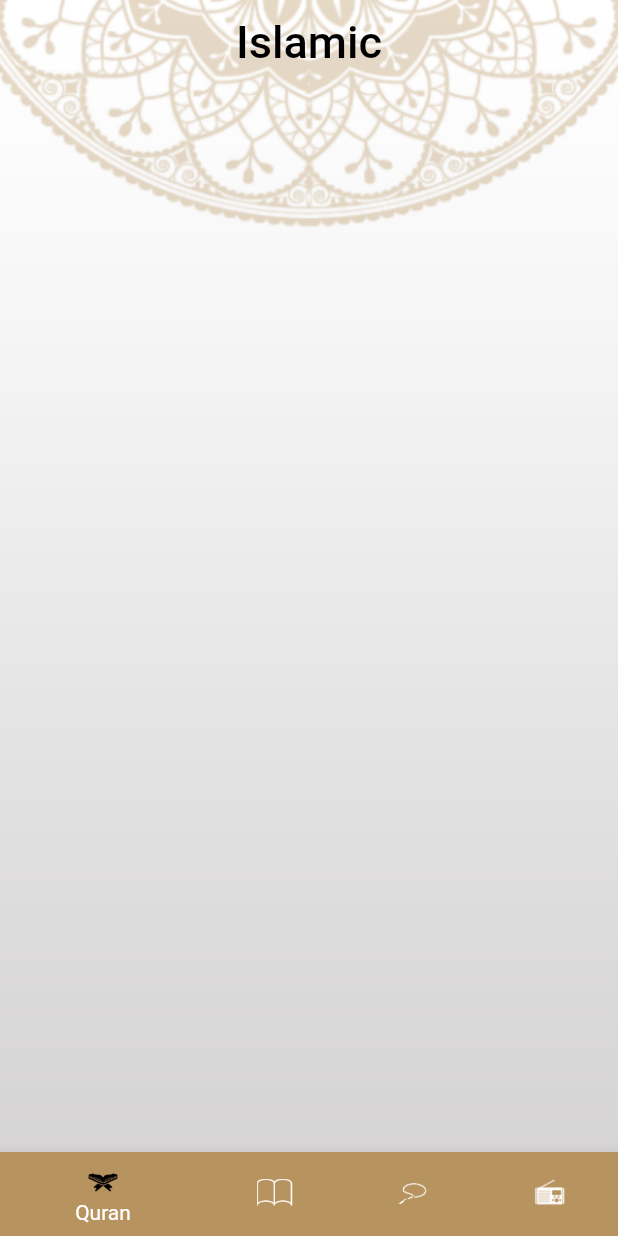
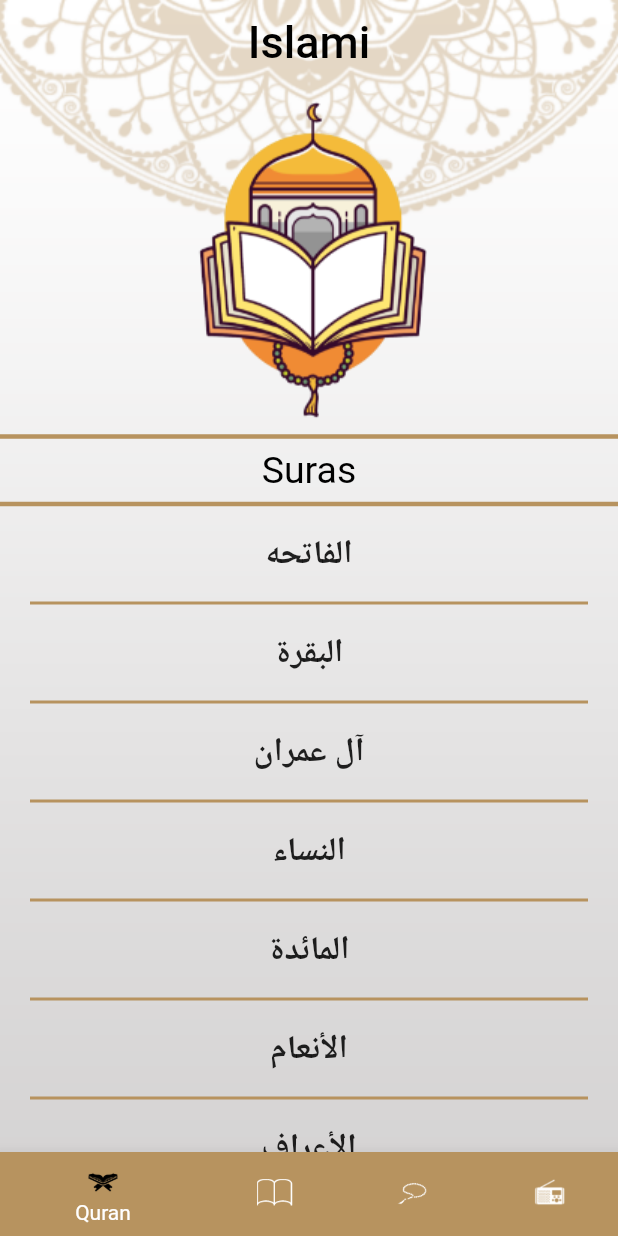
Before and after one commit to AhmedAboNashy/islamic_app, a Flutter app: the screen it shows after launch, on a phone screen of 412 x 824 dp. Run offline on Flutter 3.47's test engine with Material 2 defaults, Android fonts, the phone set to English and light mode, and no system bars.

Commit message:
initial project. Add  Home Screen. Add splash Screen in android & ios. Add bottomBar & ICons ADD Name Suras

```diff
--- /dev/null
+++ b/lib/hadeth.dart
@@ -0,0 +1,11 @@
+import 'package:flutter/material.dart';
+class hadeth extends StatelessWidget {
+  const hadeth({Key? key}) : super(key: key);
+
+  @override
+  Widget build(BuildContext context) {
+    return Container( transformAlignment: Alignment.center,
+      color: Colors.grey, child: Text('Hadeth',style: TextStyle(color:Colors.white,fontSize: 40),),
+    );
+  }
+}
--- a/lib/home_screen.dart
+++ b/lib/home_screen.dart
@@ -1,49 +1,72 @@
 import 'package:flutter/cupertino.dart';
 import 'package:flutter/material.dart';
 import 'package:islami_app/colors.dart';
+import 'package:islami_app/hadeth.dart';
+import 'package:islami_app/quran.dart';
+import 'package:islami_app/radio.dart';
+import 'package:islami_app/sebha.dart';
+
 class HomeScreen extends StatefulWidget {
   const HomeScreen({Key? key}) : super(key: key);
-    static const String  routeName='home';
+  static const String routeName = 'home';
 
   @override
   State<HomeScreen> createState() => _HomeScreenState();
 }
 
 class _HomeScreenState extends State<HomeScreen> {
-     int SelectedIndex=0;
+  int SelectedIndex = 0;
 
   @override
   Widget build(BuildContext context) {
     return Container(
-      decoration: BoxDecoration(image: DecorationImage(image: AssetImage('assets/images/default_bg.png'),fit: BoxFit.fill)),
+      decoration: BoxDecoration(
+          image: DecorationImage(
+              image: AssetImage('assets/images/default_bg.png'),
+              fit: BoxFit.fill)),
       child: Scaffold(
-        backgroundColor: Colors.transparent,appBar: AppBar(backgroundColor: Colors.transparent,elevation: 0,
-       centerTitle: true, title: Text('Islamic',textAlign: TextAlign.end,style: TextStyle(color: Colors.black,fontSize: 30),),),
-
+        backgroundColor: Colors.transparent,
+        appBar: AppBar(
+          backgroundColor: Colors.transparent,
+          elevation: 0,
+          centerTitle: true,
+          title: Text(
+            'Islami',
+            textAlign: TextAlign.end,
+            style: TextStyle(color: Colors.black, fontSize: 30),
+          ),
+        ),
         bottomNavigationBar: Theme(
-        data: Theme.of(context).copyWith(canvasColor:mycolors.primaryColor),
+          data: Theme.of(context).copyWith(canvasColor: mycolors.primaryColor),
           child: BottomNavigationBar(
-          currentIndex:SelectedIndex,
-          onTap: (index){
+            currentIndex: SelectedIndex,
+            onTap: (index) {
               SelectedIndex = index;
-            setState(() {
-
-            });
+              setState(() {});
             },
-
             selectedIconTheme: IconThemeData(color: Colors.black),
             unselectedIconTheme: IconThemeData(color: Colors.white),
             selectedLabelStyle: TextStyle(color: Colors.black),
-
             items: [
-          BottomNavigationBarItem(icon:ImageIcon(AssetImage('assets/images/icon_quran.png')),label: 'Quran'),
-          BottomNavigationBarItem(icon:ImageIcon(AssetImage('assets/images/icon_hadeth.png')),label: 'Hadeth'),
-          BottomNavigationBarItem(icon:ImageIcon(AssetImage('assets/images/icon_sebha.png')),label: 'Sebha'),
-          BottomNavigationBarItem(icon:ImageIcon(AssetImage('assets/images/icon_radio.png')),label: 'Radio'),
-
-        ],),
+              BottomNavigationBarItem(
+                  icon: ImageIcon(AssetImage('assets/images/icon_quran.png')),
+                  label: 'Quran'),
+              BottomNavigationBarItem(
+                  icon: ImageIcon(AssetImage('assets/images/icon_hadeth.png')),
+                  label: 'Hadeth'),
+              BottomNavigationBarItem(
+                  icon: ImageIcon(AssetImage('assets/images/icon_sebha.png')),
+                  label: 'Sebha'),
+              BottomNavigationBarItem(
+                  icon: ImageIcon(AssetImage('assets/images/icon_radio.png')),
+                  label: 'Radio'),
+            ],
           ),
+        ),
+        body: moving[SelectedIndex],
       ),
     );
   }
+
+  List<Widget> moving = [quran(), hadeth(), sebha(), radio(),];
 }
--- a/lib/main.dart
+++ b/lib/main.dart
@@ -14,6 +14,7 @@ class MyApp extends StatelessWidget {
       debugShowCheckedModeBanner: false,
       routes: {HomeScreen.routeName :(_) =>HomeScreen()}, //native
       initialRoute: HomeScreen.routeName,
+      themeMode: ThemeMode.dark,
 
     );
   }
--- /dev/null
+++ b/lib/quran.dart
@@ -0,0 +1,48 @@
+import 'package:flutter/cupertino.dart';
+import 'package:flutter/material.dart';
+import 'package:islami_app/main.dart';
+class quran extends StatelessWidget {
+
+  List<String> suraName=["الفاتحه","البقرة","آل عمران","النساء","المائدة","الأنعام","الأعراف","الأنفال","التوبة","يونس","هود"
+  ,"يوسف","الرعد","إبراهيم","الحجر","النحل","الإسراء","الكهف","مريم","طه","الأنبياء","الحج","المؤمنون"
+  ,"النّور","الفرقان","الشعراء","النّمل","القصص","العنكبوت","الرّوم","لقمان","السجدة","الأحزاب","سبأ"
+  ,"فاطر","يس","الصافات","ص","الزمر","غافر","فصّلت","الشورى","الزخرف","الدّخان","الجاثية","الأحقاف"
+  ,"محمد","الفتح","الحجرات","ق","الذاريات","الطور","النجم","القمر","الرحمن","الواقعة","الحديد","المجادلة"
+  ,"الحشر","الممتحنة","الصف","الجمعة","المنافقون","التغابن","الطلاق","التحريم","الملك","القلم","الحاقة","المعارج"
+  ,"نوح","الجن","المزّمّل","المدّثر","القيامة","الإنسان","المرسلات","النبأ","النازعات","عبس","التكوير","الإنفطار"
+  ,"المطفّفين","الإنشقاق","البروج","الطارق","الأعلى","الغاشية","الفجر","البلد","الشمس","الليل","الضحى","الشرح"
+  ,"التين","العلق","القدر","البينة","الزلزلة","العاديات","القارعة","التكاثر","العصر",
+  "الهمزة","الفيل","قريش","الماعون","الكوثر","الكافرون","النصر","المسد","الإخلاص","الفلق","الناس"];
+
+  @override
+  Widget build(BuildContext context) {
+    return Column(children: [
+      Center(child: Image.asset('assets/images/qur2an_screen_logo.png')),
+      Divider(thickness: 3,color: Color(0xFFB7935F),),
+       Text('Suras',style: TextStyle(color: Colors.black,fontSize: 25,fontWeight: FontWeight.w400,),),
+      Divider(thickness: 3,color: Color(0xFFB7935F),),
+      Expanded(
+        child: ListView.separated(
+            itemBuilder: (context, index) => InkWell(
+              onTap: (){},
+              child: Container(
+                alignment: Alignment.center,
+                padding: EdgeInsets.symmetric(vertical: 10),
+                child: Text(suraName[index],
+                style: TextStyle(
+                  fontSize: 22,
+                  fontWeight: FontWeight.bold
+                ),
+                ),
+              ),
+            ),
+            separatorBuilder:  (context, index) => Container(
+                margin: EdgeInsets.symmetric(horizontal: 20),
+                child: Divider(thickness: 2,color: Color(0xFFB7935F))),
+            itemCount: suraName.length
+        ),
+      )
+    ],);
+
+  }
+}
--- /dev/null
+++ b/lib/radio.dart
@@ -0,0 +1,11 @@
+import 'package:flutter/material.dart';
+class radio extends StatelessWidget {
+  const radio({Key? key}) : super(key: key);
+
+  @override
+  Widget build(BuildContext context) {
+    return Container(transformAlignment: Alignment.center,
+      color: Colors.green, child: Text('Radio',style: TextStyle(color:Colors.white,fontSize: 40),),
+    );
+  }
+}
--- /dev/null
+++ b/lib/sebha.dart
@@ -0,0 +1,11 @@
+import 'package:flutter/material.dart';
+class sebha extends StatelessWidget {
+  const sebha({Key? key}) : super(key: key);
+
+  @override
+  Widget build(BuildContext context) {
+    return Container(transformAlignment: Alignment.center,
+      color: Colors.amber, child: Text('Sebha',style: TextStyle(color:Colors.white,fontSize: 40),),
+    );
+  }
+}
```
Also changed, not shown: 14 other files. Lines whose indentation alone changed are shown as unchanged.
